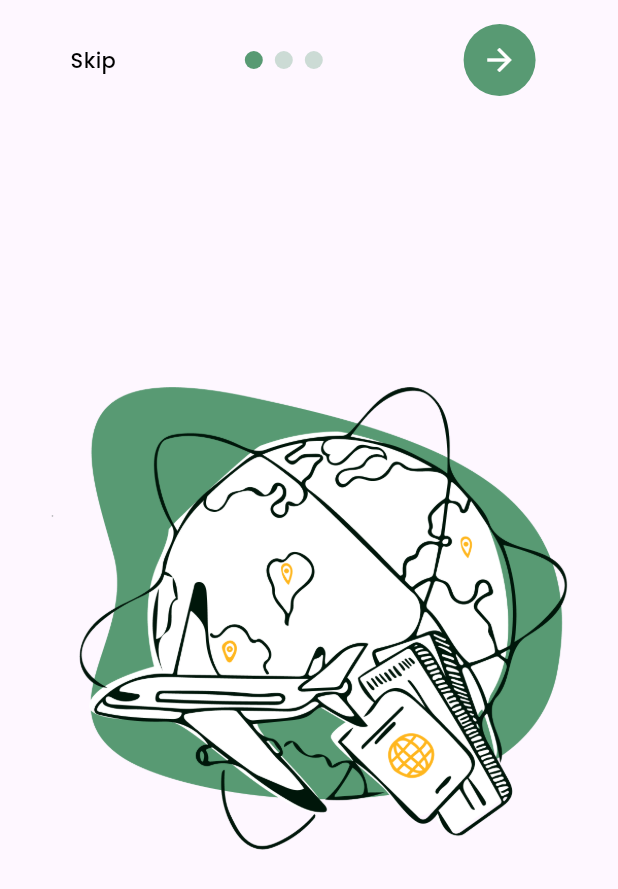
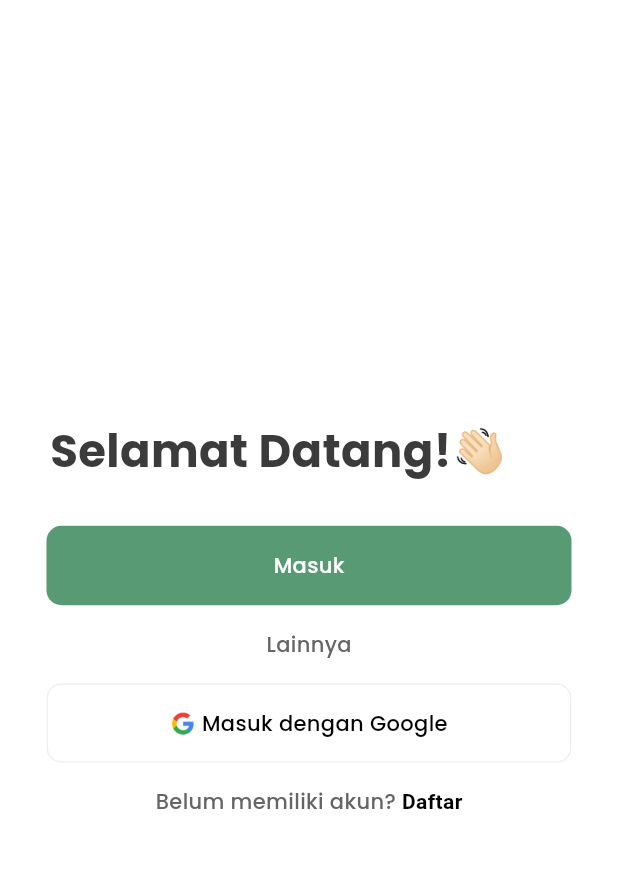
Before and after one commit to MotionHacks4-0/Team4, a Flutter app: the screen it shows after launch, on a phone screen of 412 x 824 dp. Shown: the top 889 px of the screen. Run offline on Flutter 3.47's test engine with Material 3 defaults, Android fonts, the phone set to English and light mode, and no system bars; drawn by our look-alikes of smooth_page_indicator; our stand-ins replace firebase_core, get, google_fonts; accounts and stored records are empty.

Commit message:
Login proggress-1 dan debugging gradle SDK 23

```diff
--- /dev/null
+++ b/lib/app/modules/login/views/login_view.dart
@@ -0,0 +1,77 @@
+import 'package:eco_trip/app/routes/app_pages.dart';
+import 'package:eco_trip/app/utils/app_style.dart';
+import 'package:eco_trip/app/widgets/custom_button.dart';
+import 'package:flutter/material.dart';
+
+import 'package:get/get.dart';
+
+import '../controllers/login_controller.dart';
+
+class LoginView extends GetView<LoginController> {
+  const LoginView({super.key});
+  @override
+  Widget build(BuildContext context) {
+    return Scaffold(
+      backgroundColor: Style.whiteColor,
+      body: Center(
+        child: Column(
+          mainAxisAlignment: MainAxisAlignment.center,
+          crossAxisAlignment: CrossAxisAlignment.center,
+          children: [
+            Padding(
+              padding: const EdgeInsets.only(right: 40),
+              child: Text(
+                "Selamat Datang!👋🏻",
+                style: Style.headLineStyle8,
+              ),
+            ),
+            SizedBox(height: 28),
+            CustomButton(
+              text: "Masuk",
+              onPress: () {},
+              textStyle: Style.headLineStyle6,
+              col: Style.primaryColor,
+              borderColor: Style.primaryColor,
+            ),
+            SizedBox(height: 16),
+            Text(
+              "Lainnya",
+              style: Style.headLineStyle7,
+            ),
+            SizedBox(height: 16),
+            CustomButton(
+              text: "Masuk dengan Google",
+              onPress: () {},
+              icon: "google.png",
+              col: Style.whiteColor,
+              borderColor: Style.greyColor1,
+              textStyle: Style.headLineStyle5,
+            ),
+            SizedBox(height: 16),
+            Row(
+              mainAxisAlignment: MainAxisAlignment.center,
+              children: [
+                Text(
+                  "Belum memiliki akun? ",
+                  style: Style.headLineStyle7,
+                ),
+                GestureDetector(
+                  onTap: () {
+                    Get.toNamed(Routes.REGISTER);
+                  },
+                  child: Text(
+                    "Daftar",
+                    style: TextStyle(
+                      fontWeight: FontWeight.bold,
+                      color: Colors.black,
+                    ),
+                  ),
+                ),
+              ],
+            ),
+          ],
+        ),
+      ),
+    );
+  }
+}
--- a/lib/app/routes/app_pages.dart
+++ b/lib/app/routes/app_pages.dart
@@ -2,8 +2,12 @@ import 'package:get/get.dart';
 
 import '../modules/home/bindings/home_binding.dart';
 import '../modules/home/views/home_view.dart';
+import '../modules/login/bindings/login_binding.dart';
+import '../modules/login/views/login_view.dart';
 import '../modules/onboarding/bindings/onboarding_binding.dart';
 import '../modules/onboarding/views/onboarding_view.dart';
+import '../modules/register/bindings/register_binding.dart';
+import '../modules/register/views/register_view.dart';
 import '../widgets/splash.dart';
 
 part 'app_routes.dart';
@@ -11,7 +15,7 @@ part 'app_routes.dart';
 class AppPages {
   AppPages._();
 
-  static const INITIAL = Routes.HOME;
+  static const INITIAL = Routes.LOGIN;
 
   static final routes = [
     GetPage(
@@ -28,5 +32,15 @@ class AppPages {
       page: () => const OnboardingView(),
       binding: OnboardingBinding(),
     ),
+    GetPage(
+      name: _Paths.LOGIN,
+      page: () => const LoginView(),
+      binding: LoginBinding(),
+    ),
+    GetPage(
+      name: _Paths.REGISTER,
+      page: () => const RegisterView(),
+      binding: RegisterBinding(),
+    ),
   ];
 }
--- a/lib/app/routes/app_routes.dart
+++ b/lib/app/routes/app_routes.dart
@@ -6,6 +6,8 @@ abstract class Routes {
   static const splash = _Paths.splash;
   static const HOME = _Paths.HOME;
   static const ONBOARDING = _Paths.ONBOARDING;
+  static const LOGIN = _Paths.LOGIN;
+  static const REGISTER = _Paths.REGISTER;
 }
 
 abstract class _Paths {
@@ -13,4 +15,6 @@ abstract class _Paths {
   static const splash = '/splash';
   static const HOME = '/home';
   static const ONBOARDING = '/onboarding';
+  static const LOGIN = '/login';
+  static const REGISTER = '/register';
 }
--- a/lib/app/utils/app_style.dart
+++ b/lib/app/utils/app_style.dart
@@ -7,6 +7,10 @@ class Style {
   static Color primaryColor10 = const Color(0x1A589A73);
   static Color textColor = const Color(0xff3b3b3b);
   static Color bgColor = const Color(0xffeeedf2);
+  static Color whiteColor = const Color(0xFFFFFFFF);
+  static Color greyColor1 = const Color(0xFFEFEFEF);
+  static Color greyColor2 = const Color(0xFF656565);
+
   static Color blueColor = const Color(0xff4C76A5);
   static TextStyle textStyle = GoogleFonts.poppins(
     fontSize: 16,
@@ -18,6 +22,7 @@ class Style {
     color: textColor,
     fontWeight: FontWeight.bold,
   );
+
   static TextStyle headLineStyle2 = GoogleFonts.poppins(
     fontSize: 21,
     color: textColor,
@@ -35,4 +40,19 @@ class Style {
     color: Colors.black,
     fontWeight: FontWeight.w500,
   );
+  static TextStyle headLineStyle6 = GoogleFonts.poppins(
+    fontSize: 14,
+    color: Colors.white,
+    fontWeight: FontWeight.w500,
+  );
+  static TextStyle headLineStyle7 = GoogleFonts.poppins(
+    fontSize: 14,
+    color: greyColor2,
+    fontWeight: FontWeight.w500,
+  );
+  static TextStyle headLineStyle8 = GoogleFonts.poppins(
+    fontSize: 30,
+    color: textColor,
+    fontWeight: FontWeight.bold,
+  );
 }
--- /dev/null
+++ b/lib/app/widgets/custom_button.dart
@@ -0,0 +1,86 @@
+import 'package:eco_trip/app/utils/app_style.dart';
+import 'package:flutter/material.dart';
+
+class CustomButton extends StatelessWidget {
+  final String text;
+  final String? icon;
+  final VoidCallback onPress;
+  final Color col;
+  final Color borderColor;
+  final TextStyle textStyle;
+
+  const CustomButton(
+      {super.key,
+      required this.text,
+      this.icon,
+      required this.onPress,
+      required this.col,
+      required this.borderColor,
+      required this.textStyle});
+
+  @override
+  Widget build(BuildContext context) {
+    if (icon != null) {
+      return Material(
+        color: Colors.transparent,
+        borderRadius: BorderRadius.circular(10),
+        child: InkWell(
+          borderRadius: BorderRadius.circular(10),
+          splashColor: Color(0xFFF8F8F8),
+          onTap: onPress,
+          child: Ink(
+            width: 350,
+            height: 53,
+            decoration: BoxDecoration(
+              border: Border.all(
+                color: borderColor, // or any color you want
+                width: 1, // border thickness
+              ),
+              color: col,
+              borderRadius: BorderRadius.circular(10),
+            ),
+            child: Row(
+              crossAxisAlignment: CrossAxisAlignment.center,
+              mainAxisAlignment: MainAxisAlignment.center,
+              children: [
+                Image.asset(
+                  'assets/icons/${icon}',
+                  height: 16, // Increased size
+                  width: 16,
+                ),
+                SizedBox(width: 5),
+                Text(
+                  text,
+                  style: textStyle,
+                )
+              ],
+            ),
+          ),
+        ),
+      );
+    }
+    return InkWell(
+      borderRadius: BorderRadius.circular(10),
+      splashColor: Color(0xFFF8F8F8),
+      onTap: onPress,
+      child: Ink(
+        width: 350,
+        height: 53,
+        decoration: BoxDecoration(
+          color: col,
+          borderRadius: BorderRadius.circular(10),
+          border: Border.all(
+            color: borderColor, // or any color you want
+            width: 1.5, // border thickness
+          ),
+        ),
+        child: Center(
+          child: Text(
+            text,
+            style: textStyle,
+          ),
+        ),
+      ),
+    );
+  }
+}
--- a/lib/app/widgets/splash.dart
+++ b/lib/app/widgets/splash.dart
@@ -10,7 +10,7 @@ class SplashScreen extends StatelessWidget {
   @override
   Widget build(BuildContext context) {
     Future.delayed(const Duration(seconds: 3), () {
-      Get.offAllNamed(Routes.ONBOARDING);
+      Get.offAllNamed(Routes.LOGIN);
     });
 
     return Scaffold(
```
Also changed, not shown: lib/app/modules/login/bindings/login_binding.dart (added, +12 -0 lines), lib/app/modules/login/controllers/login_controller.dart (added, +23 -0 lines), lib/app/modules/register/bindings/register_binding.dart (added, +12 -0 lines), lib/app/modules/register/controllers/register_controller.dart (added, +23 -0 lines), lib/app/modules/register/views/register_view.dart (added, +24 -0 lines), lib/main.dart (+7 -1 lines), assets/icons/google.png (added), pubspec.lock, 4 other files.
